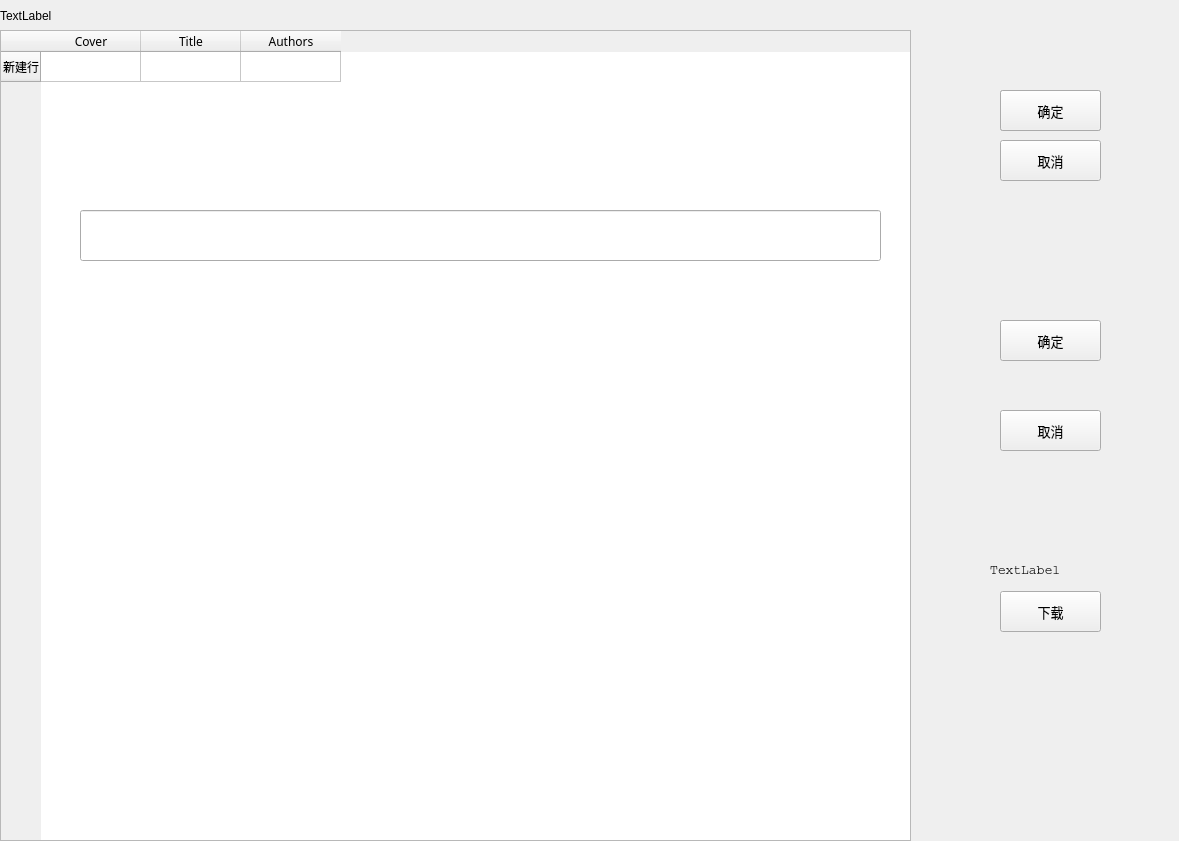
Shrimpwr/Ugokanai-dai-toshokan, file UI/book_page.ui: the form before one commit.
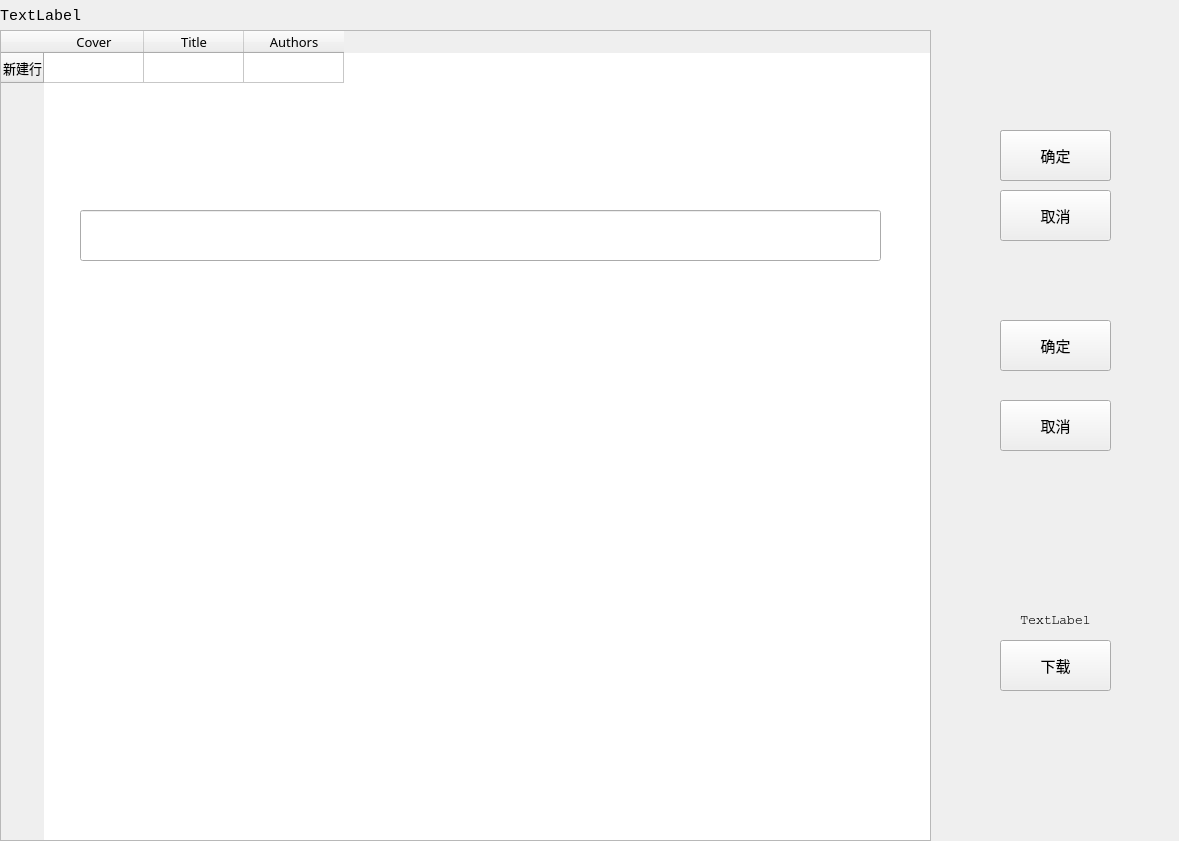
The form after the commit.

What changed in the file:
```diff
--- a/UI/book_page.ui
+++ b/UI/book_page.ui
@@ -18,13 +18,14 @@
     <rect>
      <x>0</x>
      <y>30</y>
-     <width>911</width>
+     <width>931</width>
      <height>811</height>
     </rect>
    </property>
    <property name="font">
     <font>
      <family>微软雅黑</family>
+     <pointsize>10</pointsize>
     </font>
    </property>
    <row>
@@ -57,6 +58,15 @@
      <height>31</height>
     </rect>
    </property>
+   <property name="font">
+    <font>
+     <family>Consolas</family>
+     <pointsize>11</pointsize>
+     <weight>50</weight>
+     <italic>false</italic>
+     <bold>false</bold>
+    </font>
+   </property>
    <property name="text">
     <string>TextLabel</string>
    </property>
@@ -67,8 +77,8 @@
   <widget class="QLabel" name="coverlabel">
    <property name="geometry">
     <rect>
-     <x>955</x>
-     <y>220</y>
+     <x>960</x>
+     <y>260</y>
      <width>191</width>
      <height>281</height>
     </rect>
@@ -81,15 +91,15 @@
    <property name="geometry">
     <rect>
      <x>1000</x>
-     <y>591</y>
-     <width>101</width>
-     <height>41</height>
+     <y>640</y>
+     <width>111</width>
+     <height>51</height>
     </rect>
    </property>
    <property name="font">
     <font>
-     <family>微软雅黑</family>
-     <pointsize>10</pointsize>
+     <family>幼圆</family>
+     <pointsize>11</pointsize>
     </font>
    </property>
    <property name="text">
@@ -101,14 +111,14 @@
     <rect>
      <x>1000</x>
      <y>320</y>
-     <width>101</width>
-     <height>41</height>
+     <width>111</width>
+     <height>51</height>
     </rect>
    </property>
    <property name="font">
     <font>
-     <family>微软雅黑</family>
-     <pointsize>10</pointsize>
+     <family>幼圆</family>
+     <pointsize>11</pointsize>
     </font>
    </property>
    <property name="text">
@@ -119,15 +129,15 @@
    <property name="geometry">
     <rect>
      <x>1000</x>
-     <y>410</y>
-     <width>101</width>
-     <height>41</height>
+     <y>400</y>
+     <width>111</width>
+     <height>51</height>
     </rect>
    </property>
    <property name="font">
     <font>
-     <family>微软雅黑</family>
-     <pointsize>10</pointsize>
+     <family>幼圆</family>
+     <pointsize>11</pointsize>
     </font>
    </property>
    <property name="text">
@@ -138,7 +148,7 @@
    <property name="geometry">
     <rect>
      <x>990</x>
-     <y>560</y>
+     <y>610</y>
      <width>131</width>
      <height>20</height>
     </rect>
@@ -152,20 +162,23 @@
    <property name="text">
     <string>TextLabel</string>
    </property>
+   <property name="alignment">
+    <set>Qt::AlignCenter</set>
+   </property>
   </widget>
   <widget class="QPushButton" name="btn_hash">
    <property name="geometry">
     <rect>
      <x>1000</x>
-     <y>90</y>
-     <width>101</width>
-     <height>41</height>
+     <y>130</y>
+     <width>111</width>
+     <height>51</height>
     </rect>
    </property>
    <property name="font">
     <font>
-     <family>微软雅黑</family>
-     <pointsize>10</pointsize>
+     <family>幼圆</family>
+     <pointsize>11</pointsize>
     </font>
    </property>
    <property name="text">
@@ -176,15 +189,15 @@
    <property name="geometry">
     <rect>
      <x>1000</x>
-     <y>140</y>
-     <width>101</width>
-     <height>41</height>
+     <y>190</y>
+     <width>111</width>
+     <height>51</height>
     </rect>
    </property>
    <property name="font">
     <font>
-     <family>微软雅黑</family>
-     <pointsize>10</pointsize>
+     <family>幼圆</family>
+     <pointsize>11</pointsize>
     </font>
    </property>
    <property name="text">
@@ -217,15 +230,15 @@
    <property name="geometry">
     <rect>
      <x>1000</x>
-     <y>90</y>
-     <width>101</width>
-     <height>41</height>
+     <y>130</y>
+     <width>111</width>
+     <height>51</height>
     </rect>
    </property>
    <property name="font">
     <font>
-     <family>微软雅黑</family>
-     <pointsize>10</pointsize>
+     <family>幼圆</family>
+     <pointsize>11</pointsize>
     </font>
    </property>
    <property name="text">
```
